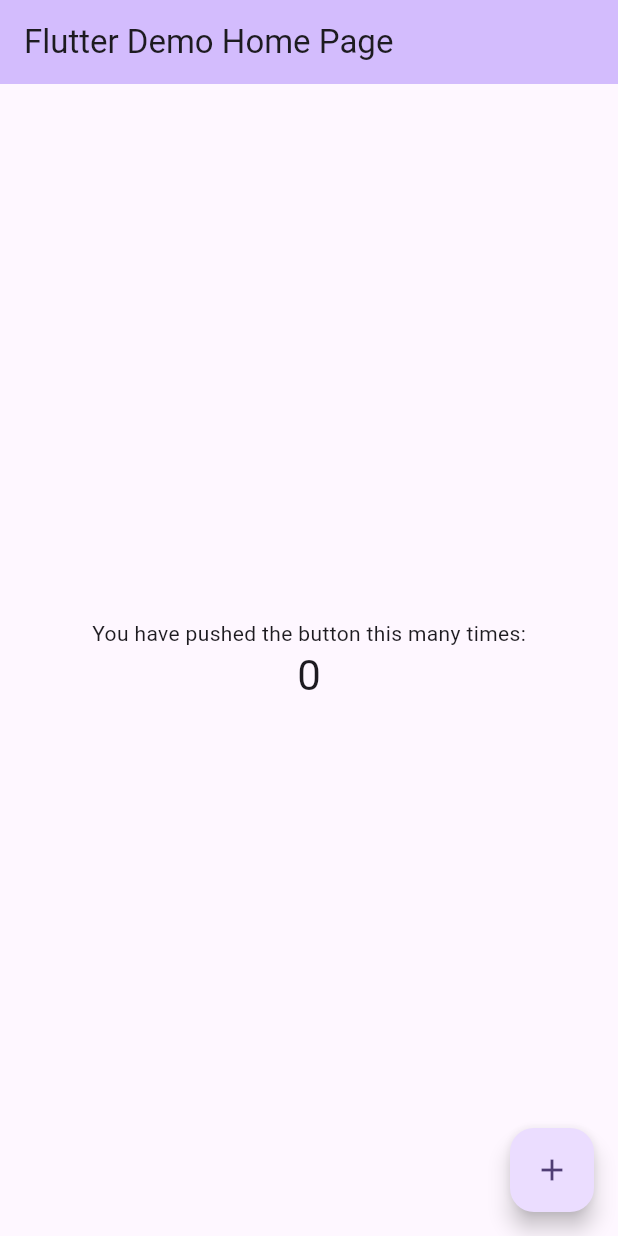
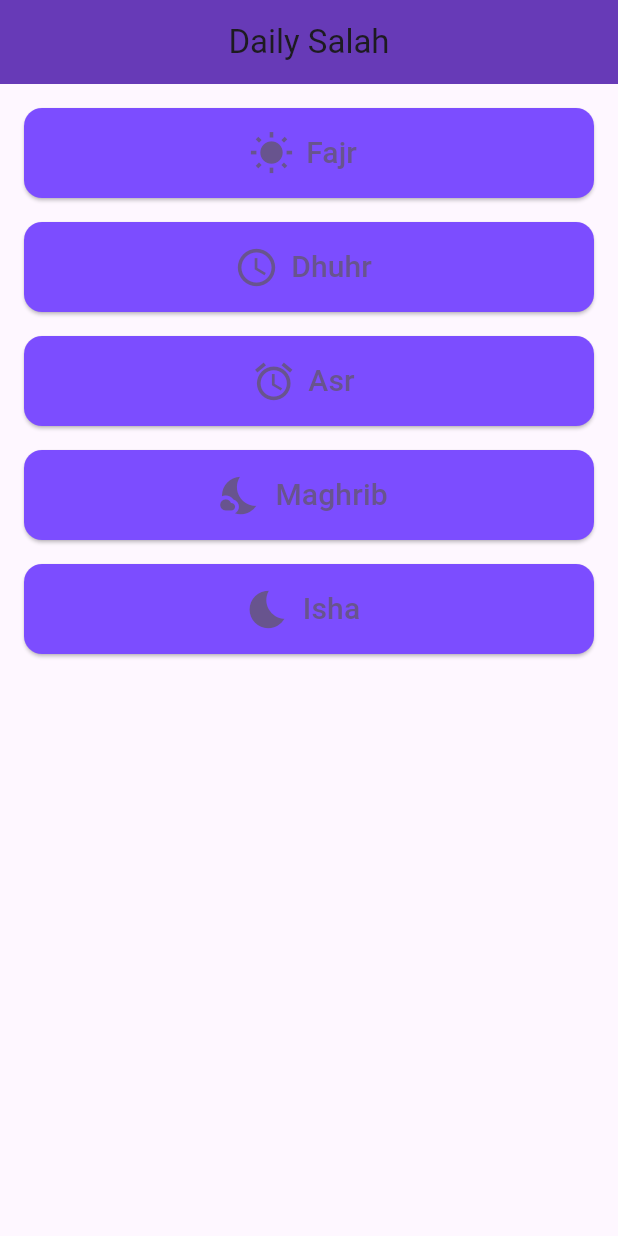
Before and after one commit to Refayatul/Hikma, a Flutter app: the screen it shows after launch, on a phone screen of 412 x 824 dp. Run offline on Flutter 3.47's test engine with Material 3 defaults, Android fonts, the phone set to English and light mode, and no system bars.

Commit message:
first idea about main button ui for fard prayer

```diff
--- /dev/null
+++ b/lib/button_details.dart
@@ -0,0 +1,22 @@
+import 'package:flutter/material.dart';
+
+Widget buildPrayerButton(String title, IconData icon, VoidCallback onPressed) {
+  return ElevatedButton.icon(
+    onPressed: () {},
+    style: ElevatedButton.styleFrom(
+      minimumSize: const Size(double.infinity, 60),
+      backgroundColor: Colors.deepPurpleAccent,
+      shape: RoundedRectangleBorder(
+        borderRadius: BorderRadius.circular(12),
+      ),
+    ),
+    icon: Icon(
+      icon,
+      size: 30,
+    ),
+    label: Text(
+      title,
+      style: const TextStyle(fontSize: 20),
+    ),
+  );
+}
--- a/lib/main.dart
+++ b/lib/main.dart
@@ -1,125 +1,32 @@
 import 'package:flutter/material.dart';
+import 'package:salah/prayer_button.dart';
+
 
 void main() {
-  runApp(const MyApp());
+  runApp(const StartScreen());
 }
 
-class MyApp extends StatelessWidget {
-  const MyApp({super.key});
+class StartScreen extends StatelessWidget {
+  const StartScreen({super.key});
 
-  // This widget is the root of your application.
   @override
   Widget build(BuildContext context) {
     return MaterialApp(
-      title: 'Flutter Demo',
+      title: 'Daily Salah',
       theme: ThemeData(
-        // This is the theme of your application.
-        //
-        // TRY THIS: Try running your application with "flutter run". You'll see
-        // the application has a purple toolbar. Then, without quitting the app,
-        // try changing the seedColor in the colorScheme below to Colors.green
-        // and then invoke "hot reload" (save your changes or press the "hot
-        // reload" button in a Flutter-supported IDE, or press "r" if you used
-        // the command line to start the app).
-        //
-        // Notice that the counter didn't reset back to zero; the application
-        // state is not lost during the reload. To reset the state, use hot
-        // restart instead.
-        //
-        // This works for code too, not just values: Most code changes can be
-        // tested with just a hot reload.
         colorScheme: ColorScheme.fromSeed(seedColor: Colors.deepPurple),
         useMaterial3: true,
       ),
-      home: const MyHomePage(title: 'Flutter Demo Home Page'),
+      home: Scaffold(
+        appBar: AppBar(
+          title: const Text('Daily Salah'),
+          centerTitle: true,
+          backgroundColor: Colors.deepPurple,
+        ),
+        body: const Center(
+          child: PrayerButtons(),
+        ),
+      ),
     );
   }
 }
-
-class MyHomePage extends StatefulWidget {
-  const MyHomePage({super.key, required this.title});
-
-  // This widget is the home page of your application. It is stateful, meaning
-  // that it has a State object (defined below) that contains fields that affect
-  // how it looks.
-
-  // This class is the configuration for the state. It holds the values (in this
-  // case the title) provided by the parent (in this case the App widget) and
-  // used by the build method of the State. Fields in a Widget subclass are
-  // always marked "final".
-
-  final String title;
-
-  @override
-  State<MyHomePage> createState() => _MyHomePageState();
-}
-
-class _MyHomePageState extends State<MyHomePage> {
-  int _counter = 0;
-
-  void _incrementCounter() {
-    setState(() {
-      // This call to setState tells the Flutter framework that something has
-      // changed in this State, which causes it to rerun the build method below
-      // so that the display can reflect the updated values. If we changed
-      // _counter without calling setState(), then the build method would not be
-      // called again, and so nothing would appear to happen.
-      _counter++;
-    });
-  }
-
-  @override
-  Widget build(BuildContext context) {
-    // This method is rerun every time setState is called, for instance as done
-    // by the _incrementCounter method above.
-    //
-    // The Flutter framework has been optimized to make rerunning build methods
-    // fast, so that you can just rebuild anything that needs updating rather
-    // than having to individually change instances of widgets.
-    return Scaffold(
-      appBar: AppBar(
-        // TRY THIS: Try changing the color here to a specific color (to
-        // Colors.amber, perhaps?) and trigger a hot reload to see the AppBar
-        // change color while the other colors stay the same.
-        backgroundColor: Theme.of(context).colorScheme.inversePrimary,
-        // Here we take the value from the MyHomePage object that was created by
-        // the App.build method, and use it to set our appbar title.
-        title: Text(widget.title),
-      ),
-      body: Center(
-        // Center is a layout widget. It takes a single child and positions it
-        // in the middle of the parent.
-        child: Column(
-          // Column is also a layout widget. It takes a list of children and
-          // arranges them vertically. By default, it sizes itself to fit its
-          // children horizontally, and tries to be as tall as its parent.
-          //
-          // Column has various properties to control how it sizes itself and
-          // how it positions its children. Here we use mainAxisAlignment to
-          // center the children vertically; the main axis here is the vertical
-          // axis because Columns are vertical (the cross axis would be
-          // horizontal).
-          //
-          // TRY THIS: Invoke "debug painting" (choose the "Toggle Debug Paint"
-          // action in the IDE, or press "p" in the console), to see the
-          // wireframe for each widget.
-          mainAxisAlignment: MainAxisAlignment.center,
-          children: <Widget>[
-            const Text(
-              'You have pushed the button this many times:',
-            ),
-            Text(
-              '$_counter',
-              style: Theme.of(context).textTheme.headlineMedium,
-            ),
-          ],
-        ),
-      ),
-      floatingActionButton: FloatingActionButton(
-        onPressed: _incrementCounter,
-        tooltip: 'Increment',
-        child: const Icon(Icons.add),
-      ), // This trailing comma makes auto-formatting nicer for build methods.
-    );
-  }
-}
--- /dev/null
+++ b/lib/prayer_button.dart
@@ -0,0 +1,34 @@
+import 'package:flutter/material.dart';
+import 'package:salah/button_details.dart';
+
+class PrayerButtons extends StatelessWidget {
+  const PrayerButtons({super.key});
+
+  @override
+  Widget build(BuildContext context) {
+    return ListView(
+      padding: const EdgeInsets.all(16.0),
+      children: [
+        buildPrayerButton('Fajr', Icons.wb_sunny, () {
+          // Add your button action here
+        }),
+        const SizedBox(height: 16.0),
+        buildPrayerButton('Dhuhr', Icons.access_time, () {
+          // Add your button action here
+        }),
+        const SizedBox(height: 16.0),
+        buildPrayerButton('Asr', Icons.access_alarm, () {
+          // Add your button action here
+        }),
+        const SizedBox(height: 16.0),
+        buildPrayerButton('Maghrib', Icons.nights_stay, () {
+          // Add your button action here
+        }),
+        const SizedBox(height: 16.0),
+        buildPrayerButton('Isha', Icons.bedtime, () {
+          // Add your button action here
+        }),
+      ],
+    );
+  }
+}
```
